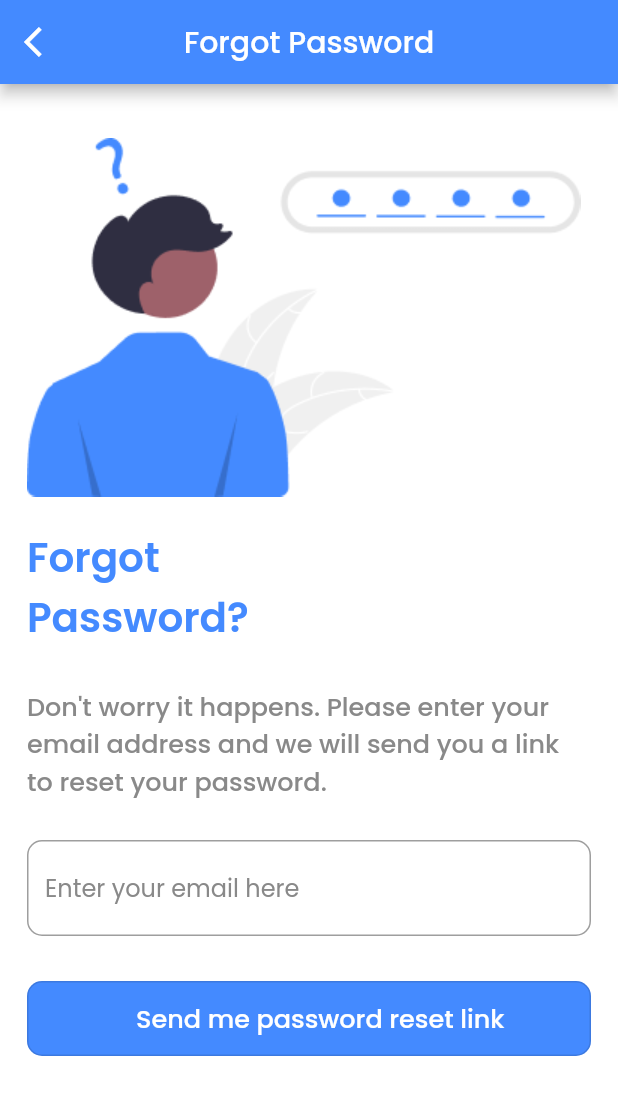
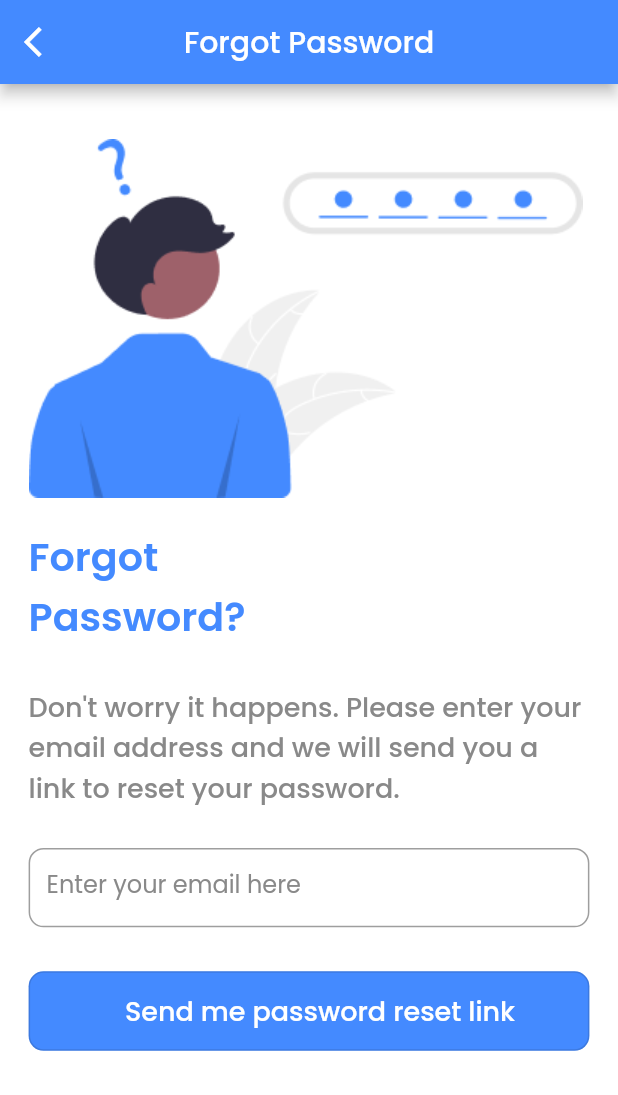
Before and after one commit to nitin-787/uni-notes, a Flutter app: the ForgotPasswordView screen opened directly, on a phone screen of 412 x 824 dp. Shown: the top 1095 px of the screen. Run offline on Flutter 3.47's test engine with Material 2 defaults, Android fonts, the phone set to English and light mode, and no system bars; our stand-ins replace bloc, cloud_firestore, equatable, file_picker, firebase_auth, firebase_core and 6 more; accounts and stored records are empty; generated files the repository leaves out were written again.

Commit message:
forgotPasswordView Responsiveness

```diff
--- a/lib/views/forgot_password_view.dart
+++ b/lib/views/forgot_password_view.dart
@@ -1,6 +1,7 @@
 import 'package:flutter/material.dart';
 import 'package:flutter_bloc/flutter_bloc.dart';
 import 'package:google_fonts/google_fonts.dart';
+import 'package:mynotes/config/size_config.dart';
 import 'package:mynotes/constants/colors.dart';
 import 'package:mynotes/extentions/buildcontext/loc.dart';
 import 'package:mynotes/services/auth/bloc/auth_bloc.dart';
@@ -74,42 +75,50 @@ class _ForgotPasswordViewState extends State<ForgotPasswordView> {
           ),
         ),
         body: Padding(
-          padding: const EdgeInsets.all(16.0),
+          padding: EdgeInsets.all(screenWidth(11.11)),
           child: SingleChildScrollView(
             child: Container(
-              padding: const EdgeInsets.only(left: 2.0, top: 20, right: 2.0),
+              padding: EdgeInsets.only(
+                left: screenWidth(1.39),
+                top: screenHeight(13.88),
+                right: screenWidth(1.39),
+              ),
               child: Column(
                 crossAxisAlignment: CrossAxisAlignment.start,
                 children: [
-                  const Image(
-                    image: AssetImage('assets/images/forgot_password.png'),
+                  Image(
+                    height: screenHeight(170),
+                    image:
+                        const AssetImage('assets/images/forgot_password.png'),
                   ),
-                  const SizedBox(
-                    height: 20.0,
+                  SizedBox(
+                    height: screenHeight(13.88),
                   ),
                   Text(
                     "Forgot\nPassword?",
                     style: GoogleFonts.poppins(
                       fontWeight: FontWeight.w600,
-                      fontSize: 27,
+                      fontSize: screenHeight(18.74),
                       color: AppColors.mainColor,
                     ),
                   ),
-                  const SizedBox(
-                    height: 27.0,
+                  SizedBox(
+                    height: screenHeight(18.74),
                   ),
                   Text(
                     "Don't worry it happens. Please enter your email address and we will send you a link to reset your password.",
                     style: GoogleFonts.poppins(
                       fontWeight: FontWeight.w500,
-                      fontSize: 17,
+                      fontSize: screenWidth(11.8),
                       color: AppColors.textColor1,
                     ),
                   ),
-                  const SizedBox(
-                    height: 27.0,
+                  SizedBox(
+                    height: screenHeight(18.74),
                   ),
-                  TextField(
+                  SizedBox(
+                    height: screenWidth(34.7),
+                    child: TextField(
                       keyboardType: TextInputType.emailAddress,
                       autocorrect: false,
                       controller: _controller,
@@ -125,12 +134,12 @@ class _ForgotPasswordViewState extends State<ForgotPasswordView> {
                         ),
                       ),
                     ),
-                  const SizedBox(
-                    height: 30,
                   ),
                   SizedBox(
-                    width: 500,
-                    height: 50,
+                    height: screenHeight(20.82),
+                  ),
+                  SizedBox(
+                    height: screenWidth(34.7),
                     child: OutlinedButton(
                       style: OutlinedButton.styleFrom(
                         backgroundColor: AppColors.mainColor,
@@ -148,15 +157,15 @@ class _ForgotPasswordViewState extends State<ForgotPasswordView> {
                         child: Row(
                           mainAxisAlignment: MainAxisAlignment.center,
                           children: [
-                            const SizedBox(
-                              width: 15,
+                            SizedBox(
+                              width: screenHeight(10.41),
                             ),
                             Text(
                               "Send me password reset link",
                               style: GoogleFonts.poppins(
                                 color: Colors.white,
                                 fontWeight: FontWeight.w500,
-                                fontSize: 17,
+                                fontSize: screenWidth(11.8),
                               ),
                             ),
                           ],
```
Lines whose indentation alone changed are shown as unchanged.
